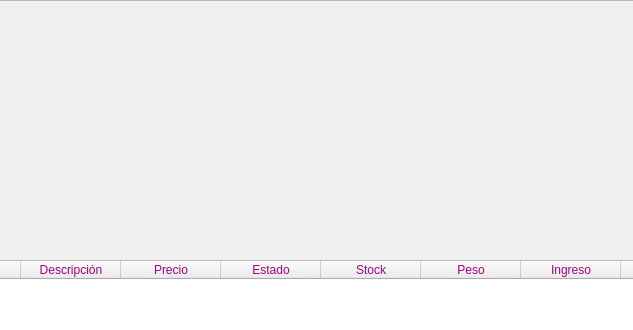
Qt form UI/software_inventario.ui (Bubbl33s/idat_c2_proy_software_inventario) before a commit; both pictures show x 120 to 753 and y 0 to 330 of the 1280 by 720 pixel window.
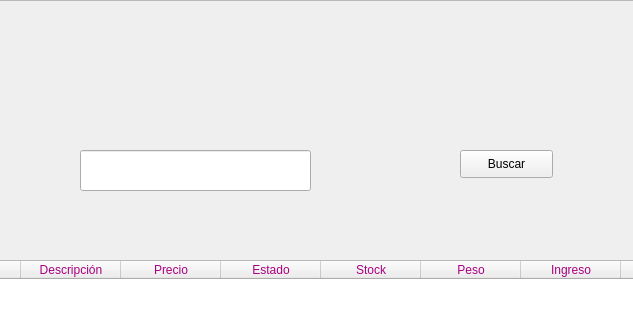
The same form after that commit. Icons and pictures are not drawn.

Commit message: Busqueda filtrada

Diff of the .ui file:
```diff
--- a/UI/software_inventario.ui
+++ b/UI/software_inventario.ui
@@ -137,6 +137,29 @@
         </property>
        </column>
       </widget>
+      <widget class="QLineEdit" name="txtBuscarProducto">
+       <property name="geometry">
+        <rect>
+         <x>200</x>
+         <y>150</y>
+         <width>231</width>
+         <height>41</height>
+        </rect>
+       </property>
+      </widget>
+      <widget class="QPushButton" name="btnBuscar">
+       <property name="geometry">
+        <rect>
+         <x>580</x>
+         <y>150</y>
+         <width>93</width>
+         <height>28</height>
+        </rect>
+       </property>
+       <property name="text">
+        <string>Buscar</string>
+       </property>
+      </widget>
      </widget>
     </item>
    </layout>
```
The commit also changes 2 other files.
